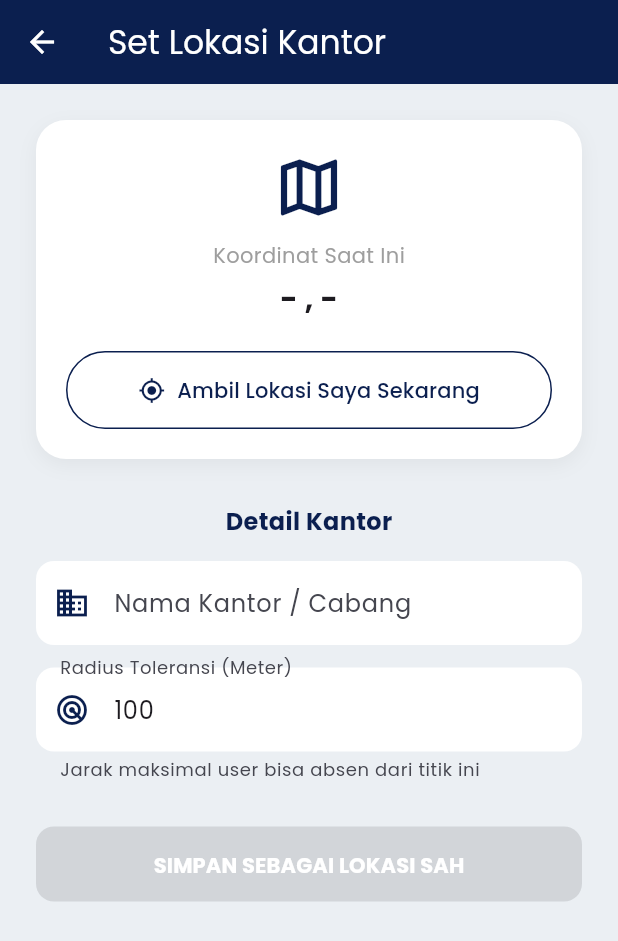
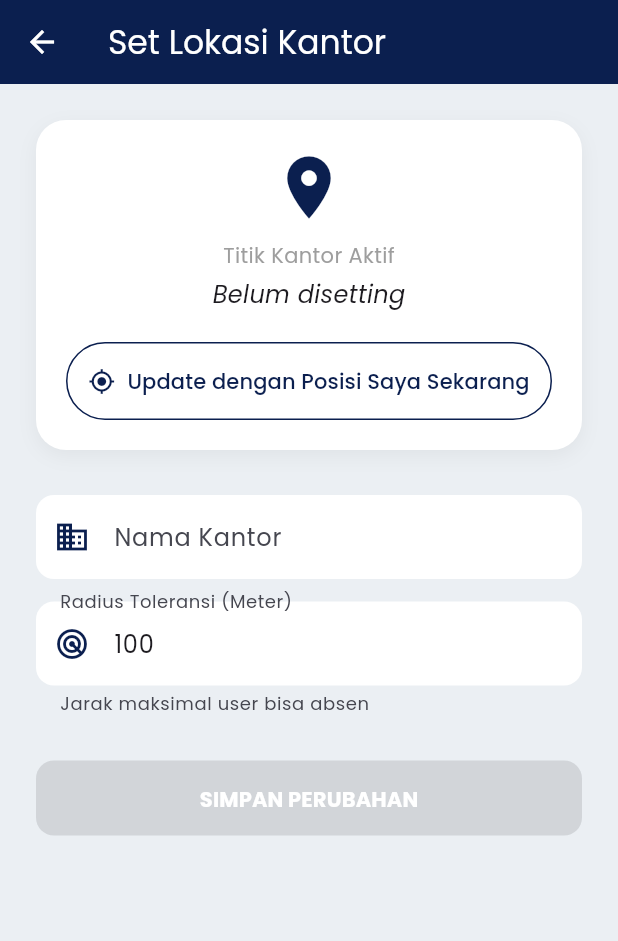
Before and after one commit to Rankarna01/fe_absensi_ventria-parka, a Flutter app: the SetLocationPage screen opened directly, on a phone screen of 412 x 824 dp. Shown: the top 941 px of the screen. Run offline on Flutter 3.47's test engine with Material 3 defaults, Android fonts, the phone set to English and light mode, and no system bars; our stand-ins replace camera, fl_chart, geolocator, google_fonts, image_picker, open_file and 1 more; accounts and stored records are empty; network calls fail.

Commit message:
fix bug add location menu

```diff
--- a/lib/core/constants/api_constants.dart
+++ b/lib/core/constants/api_constants.dart
@@ -1,28 +1,14 @@
 class ApiConstants {
-  // --- KONFIGURASI LIVE SERVER ---
-
-  // Masukkan domain hosting kamu di sini.
-  // PENTING:
-  // 1. Gunakan 'https://' karena hostingersite sudah support SSL (lebih aman).
-  // 2. Jangan pakai slash '/' di paling ujung.
-
-  // OPSI A: Jika kamu upload isi folder 'absensi_api' langsung ke 'public_html'
   static const String baseUrl = "https://lawngreen-crab-623963.hostingersite.com";
 
-  // OPSI B: Jika kamu upload folder 'absensi_api' ke dalam 'public_html'
-  // static const String baseUrl = "https://lawngreen-crab-623963.hostingersite.com/absensi_api";
 
-  // --- ENDPOINTS (Jangan diubah) ---
-  // Endpoint ini akan otomatis mengikuti baseUrl di atas.
-
-  // Auth
   static const String login = "$baseUrl/auth/login.php";
   static const String updateProfile = "$baseUrl/auth/update_profile.php";
 
   // Attendance
-  static const String checkIn = "$baseUrl/attendance/checkin.php"; // Perhatikan nama file di server (checkin/submit_attendance)
+  static const String checkIn = "$baseUrl/attendance/checkin.php";
   static const String checkOut = "$baseUrl/attendance/checkout.php";
-  static const String history = "$baseUrl/attendance/history.php"; // get_history.php?
+  static const String history = "$baseUrl/attendance/history.php";
   static const String submitAttendance = "$baseUrl/attendance/submit_attendance.php";
   static const String getTodayStatus = "$baseUrl/attendance/get_today_status.php";
 
--- a/lib/main.dart
+++ b/lib/main.dart
@@ -1,12 +1,12 @@
 import 'package:flutter/material.dart';
 import 'package:google_fonts/google_fonts.dart';
 import 'core/constants/app_colors.dart';
-import 'presentation/pages/auth/login_page.dart'; // Nanti kita buat ini
+import 'presentation/pages/auth/login_page.dart';
 import 'package:intl/date_symbol_data_local.dart';
 
 void main() async {
   WidgetsFlutterBinding.ensureInitialized();
-  await initializeDateFormatting('id_ID', null); // Tambahkan baris ini
+  await initializeDateFormatting('id_ID', null);
   runApp(const MyApp());
 }
 
--- a/lib/presentation/pages/admin/set_location_page.dart
+++ b/lib/presentation/pages/admin/set_location_page.dart
@@ -1,5 +1,5 @@
 import 'package:flutter/material.dart';
-import 'package:geolocator/geolocator.dart'; // Wajib install: flutter pub add geolocator
+import 'package:geolocator/geolocator.dart';
 import 'package:google_fonts/google_fonts.dart';
 import '../../../core/constants/app_colors.dart';
 import '../../../data/services/admin_service.dart';
@@ -15,22 +15,52 @@ class _SetLocationPageState extends State<SetLocationPage> {
   final TextEditingController _nameController = TextEditingController();
   final TextEditingController _radiusController = TextEditingController(text: "100");
 
-  // Variabel menyimpan lokasi Admin saat ini
+  // Koordinat (Bisa dari Database atau GPS Baru)
   Position? _currentPosition;
+
   bool _isLoading = false;
   bool _isGettingLocation = false;
 
   final AdminService _adminService = AdminService();
 
-  // 1. Fungsi Mengambil GPS Saat Ini
+  @override
+  void initState() {
+    super.initState();
+    _fetchExistingLocation(); // <--- PANGGIL DATA SAAT PAGE DIBUKA
+  }
+
+  // FUNGSI BARU: Ambil data tersimpan
+  Future<void> _fetchExistingLocation() async {
+    final data = await _adminService.getOfficeLocation();
+    if (data != null) {
+      setState(() {
+        _nameController.text = data['name'];
+        _radiusController.text = data['radius_meter'].toString();
+        // Buat objek Position palsu dari data DB agar UI update
+        _currentPosition = Position(
+          longitude: double.parse(data['longitude']),
+          latitude: double.parse(data['latitude']),
+          timestamp: DateTime.now(),
+          accuracy: 0,
+          altitude: 0,
+          heading: 0,
+          speed: 0,
+          speedAccuracy: 0,
+          altitudeAccuracy: 0,
+          headingAccuracy: 0
+        );
+      });
+    }
+  }
+
   Future<void> _getCurrentLocation() async {
     setState(() => _isGettingLocation = true);
 
-    // Cek Izin Lokasi
     LocationPermission permission = await Geolocator.checkPermission();
     if (permission == LocationPermission.denied) {
       permission = await Geolocator.requestPermission();
       if (permission == LocationPermission.denied) {
+        if (!mounted) return;
         ScaffoldMessenger.of(context).showSnackBar(
             const SnackBar(content: Text("Izin lokasi ditolak"), backgroundColor: AppColors.error));
         setState(() => _isGettingLocation = false);
@@ -38,7 +68,6 @@ class _SetLocationPageState extends State<SetLocationPage> {
       }
     }
 
-    // Ambil Koordinat
     try {
       Position position = await Geolocator.getCurrentPosition(
         desiredAccuracy: LocationAccuracy.high,
@@ -48,14 +77,20 @@ class _SetLocationPageState extends State<SetLocationPage> {
         _currentPosition = position;
         _isGettingLocation = false;
       });
+
+      if (!mounted) return;
+      ScaffoldMessenger.of(context).showSnackBar(
+         const SnackBar(content: Text("Lokasi GPS Terkini Berhasil Didapat!"), backgroundColor: Colors.blue)
+      );
+
     } catch (e) {
       setState(() => _isGettingLocation = false);
+      if (!mounted) return;
       ScaffoldMessenger.of(context).showSnackBar(
           SnackBar(content: Text("Gagal ambil lokasi: $e"), backgroundColor: AppColors.error));
     }
   }
 
-  // 2. Fungsi Simpan ke Database
   Future<void> _saveLocation() async {
     if (_currentPosition == null || _nameController.text.isEmpty) {
       ScaffoldMessenger.of(context).showSnackBar(
@@ -75,10 +110,12 @@ class _SetLocationPageState extends State<SetLocationPage> {
     setState(() => _isLoading = false);
 
     if (result['success'] == true) {
+      if (!mounted) return;
       ScaffoldMessenger.of(context).showSnackBar(
-          const SnackBar(content: Text("Lokasi Kantor Berhasil Disimpan!"), backgroundColor: AppColors.success));
-      Navigator.pop(context); // Kembali ke dashboard admin
+          const SnackBar(content: Text("Lokasi Kantor Diperbarui!"), backgroundColor: AppColors.success));
+      // Tidak perlu pop agar admin bisa lihat hasil updatenya
     } else {
+      if (!mounted) return;
       ScaffoldMessenger.of(context).showSnackBar(
           SnackBar(content: Text(result['message']), backgroundColor: AppColors.error));
     }
@@ -97,7 +134,7 @@ class _SetLocationPageState extends State<SetLocationPage> {
         padding: const EdgeInsets.all(24),
         child: Column(
           children: [
-            // CARD VISUALISASI LOKASI
+            // CARD VISUALISASI
             Container(
               width: double.infinity,
               padding: const EdgeInsets.all(20),
@@ -110,33 +147,38 @@ class _SetLocationPageState extends State<SetLocationPage> {
               ),
               child: Column(
                 children: [
-                  const Icon(Icons.map_outlined, size: 50, color: AppColors.primary),
+                  const Icon(Icons.location_on, size: 50, color: AppColors.primary),
                   const SizedBox(height: 10),
                   Text(
-                    "Koordinat Saat Ini",
+                    "Titik Kantor Aktif",
                     style: GoogleFonts.poppins(color: Colors.grey, fontSize: 14),
                   ),
                   const SizedBox(height: 5),
 
-                  // Tampilkan Latitude / Longitude
+                  // Tampilkan Data
                   _currentPosition == null
-                      ? Text("- , -", style: GoogleFonts.poppins(fontSize: 20, fontWeight: FontWeight.bold))
+                      ? Text("Belum disetting", style: GoogleFonts.poppins(fontSize: 16, fontStyle: FontStyle.italic))
                       : Column(
                           children: [
                             Text(
-                              "${_currentPosition!.latitude}",
-                              style: GoogleFonts.poppins(fontSize: 18, fontWeight: FontWeight.bold),
+                              "${_currentPosition!.latitude}, ${_currentPosition!.longitude}",
+                              style: GoogleFonts.poppins(fontSize: 16, fontWeight: FontWeight.bold),
                             ),
-                            Text(
-                              "${_currentPosition!.longitude}",
-                              style: GoogleFonts.poppins(fontSize: 18, fontWeight: FontWeight.bold),
-                            ),
+                            const SizedBox(height: 5),
+                            Container(
+                              padding: const EdgeInsets.symmetric(horizontal: 10, vertical: 4),
+                              decoration: BoxDecoration(color: Colors.green[50], borderRadius: BorderRadius.circular(8)),
+                              child: Text(
+                                "Tersimpan",
+                                style: GoogleFonts.poppins(color: Colors.green, fontSize: 12, fontWeight: FontWeight.bold),
+                              ),
+                            )
                           ],
                         ),
 
                   const SizedBox(height: 20),
 
-                  // TOMBOL AMBIL LOKASI
+                  // TOMBOL UPDATE GPS
                   SizedBox(
                     width: double.infinity,
                     child: OutlinedButton.icon(
@@ -144,7 +186,7 @@ class _SetLocationPageState extends State<SetLocationPage> {
                       icon: _isGettingLocation
                           ? const SizedBox(width: 20, height: 20, child: CircularProgressIndicator(strokeWidth: 2))
                           : const Icon(Icons.my_location),
-                      label: Text(_isGettingLocation ? "Mencari GPS..." : "Ambil Lokasi Saya Sekarang"),
+                      label: Text(_isGettingLocation ? "Mencari GPS..." : "Update dengan Posisi Saya Sekarang"),
                       style: OutlinedButton.styleFrom(
                         padding: const EdgeInsets.symmetric(vertical: 16),
                         side: const BorderSide(color: AppColors.primary),
@@ -159,14 +201,10 @@ class _SetLocationPageState extends State<SetLocationPage> {
             const SizedBox(height: 30),
 
             // FORM INPUT
-            Text("Detail Kantor", style: GoogleFonts.poppins(fontWeight: FontWeight.bold, fontSize: 16, color: AppColors.primary)),
-            const SizedBox(height: 15),
-
-            // Input Nama
             TextField(
               controller: _nameController,
               decoration: InputDecoration(
-                labelText: "Nama Kantor / Cabang",
+                labelText: "Nama Kantor",
                 filled: true,
                 fillColor: Colors.white,
                 border: OutlineInputBorder(borderRadius: BorderRadius.circular(12), borderSide: BorderSide.none),
@@ -175,7 +213,6 @@ class _SetLocationPageState extends State<SetLocationPage> {
             ),
             const SizedBox(height: 15),
 
-            // Input Radius
             TextField(
               controller: _radiusController,
               keyboardType: TextInputType.number,
@@ -185,7 +222,7 @@ class _SetLocationPageState extends State<SetLocationPage> {
                 fillColor: Colors.white,
                 border: OutlineInputBorder(borderRadius: BorderRadius.circular(12), borderSide: BorderSide.none),
                 prefixIcon: const Icon(Icons.radar, color: AppColors.primary),
-                helperText: "Jarak maksimal user bisa absen dari titik ini",
+                helperText: "Jarak maksimal user bisa absen",
               ),
             ),
 
@@ -203,7 +240,7 @@ class _SetLocationPageState extends State<SetLocationPage> {
                 ),
                 child: _isLoading
                     ? const CircularProgressIndicator(color: Colors.white)
-                    : Text("SIMPAN SEBAGAI LOKASI SAH", style: GoogleFonts.poppins(color: Colors.white, fontWeight: FontWeight.bold)),
+                    : Text("SIMPAN PERUBAHAN", style: GoogleFonts.poppins(color: Colors.white, fontWeight: FontWeight.bold)),
               ),
             ),
           ],
```
Also changed, not shown: lib/data/services/admin_service.dart (+38 -5 lines).
